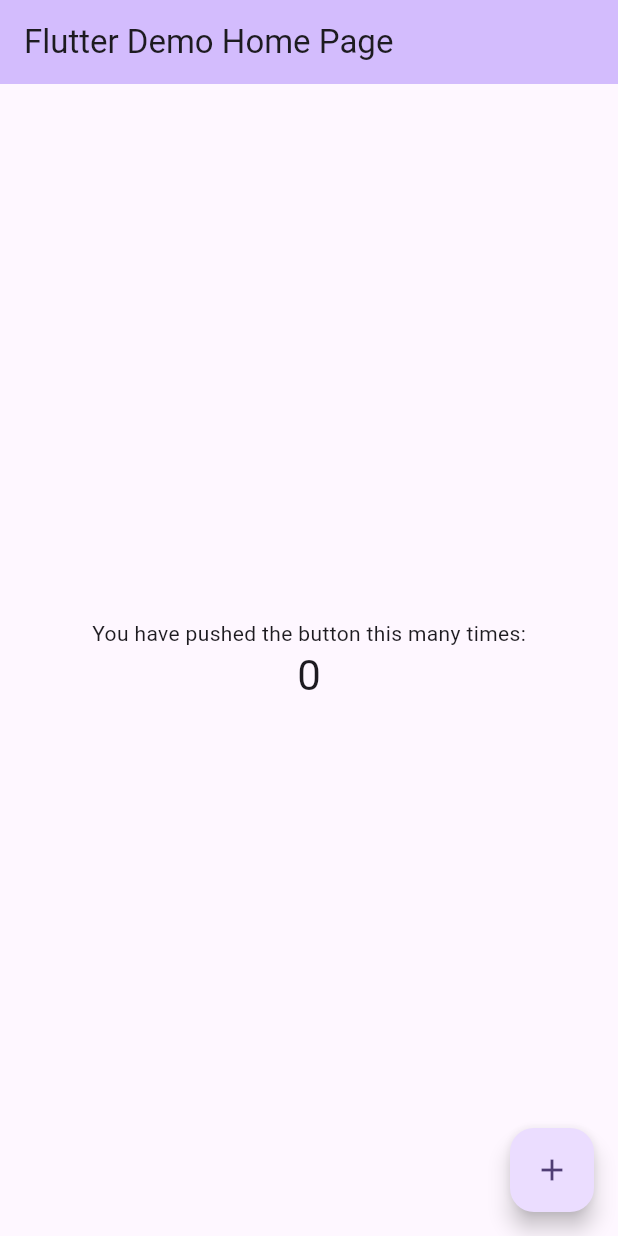
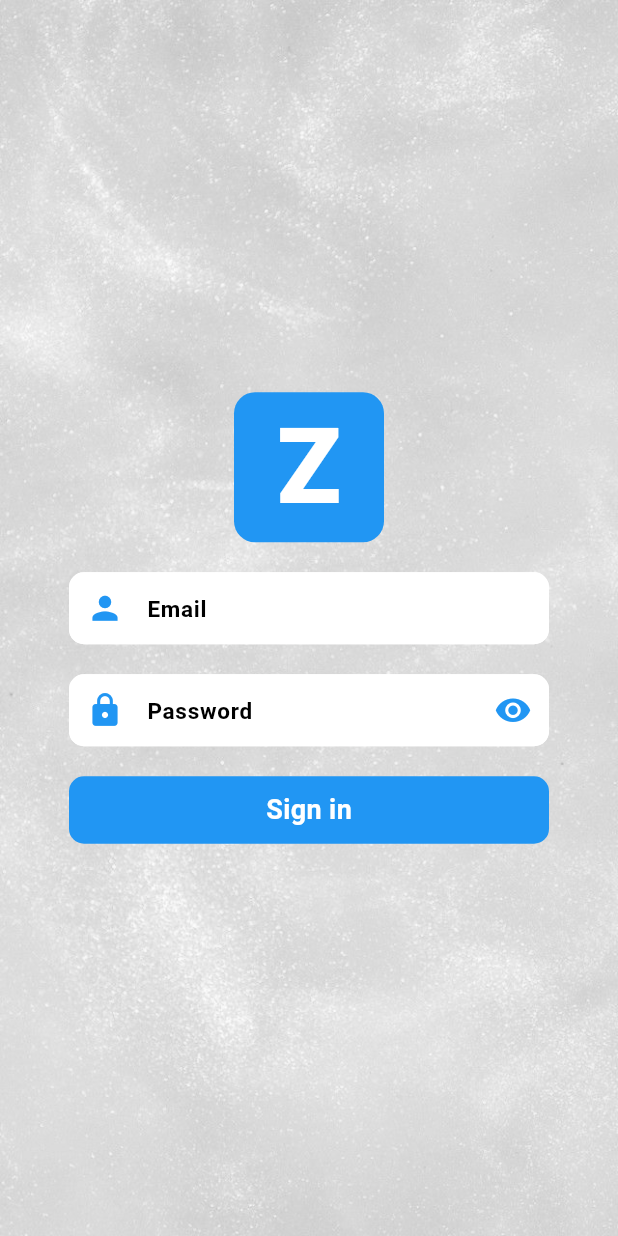
Before and after one commit to TamilSelvanRaja/Zithara_excercise, a Flutter app: the screen it shows after launch, on a phone screen of 412 x 824 dp. Run offline on Flutter 3.47's test engine with Material 3 defaults, Android fonts, the phone set to English and light mode, and no system bars; drawn by our look-alikes of flutter_form_builder; our stand-ins replace get.

Commit message:
Splash and login screen added

```diff
--- /dev/null
+++ b/lib/controllers/task_controller.dart
@@ -0,0 +1,5 @@
+import 'package:get/get.dart';
+
+class TaskController extends GetxController {
+  RxBool isDarkMode = false.obs;
+}
--- a/lib/main.dart
+++ b/lib/main.dart
@@ -1,125 +1,32 @@
 import 'package:flutter/material.dart';
+import 'package:get/get.dart';
+import 'package:zithara_excersize/controllers/task_controller.dart';
+import 'package:zithara_excersize/resources/ui_helper.dart';
+import 'package:zithara_excersize/services/router.dart';
 
 void main() {
   runApp(const MyApp());
 }
 
-class MyApp extends StatelessWidget {
+class MyApp extends StatefulWidget {
   const MyApp({super.key});
 
-  // This widget is the root of your application.
+  @override
+  State<MyApp> createState() => _MyAppState();
+}
+
+class _MyAppState extends State<MyApp> {
+  final TaskController taskController = Get.put(TaskController());
   @override
   Widget build(BuildContext context) {
-    return MaterialApp(
-      title: 'Flutter Demo',
-      theme: ThemeData(
-        // This is the theme of your application.
-        //
-        // TRY THIS: Try running your application with "flutter run". You'll see
-        // the application has a purple toolbar. Then, without quitting the app,
-        // try changing the seedColor in the colorScheme below to Colors.green
-        // and then invoke "hot reload" (save your changes or press the "hot
-        // reload" button in a Flutter-supported IDE, or press "r" if you used
-        // the command line to start the app).
-        //
-        // Notice that the counter didn't reset back to zero; the application
-        // state is not lost during the reload. To reset the state, use hot
-        // restart instead.
-        //
-        // This works for code too, not just values: Most code changes can be
-        // tested with just a hot reload.
-        colorScheme: ColorScheme.fromSeed(seedColor: Colors.deepPurple),
-        useMaterial3: true,
+    return Obx(
+      () => GetMaterialApp(
+        themeMode: taskController.isDarkMode.value ? ThemeMode.dark : ThemeMode.light,
+        theme: UiHelper.lightThemeref(),
+        darkTheme: UiHelper.darkThemeref(),
+        initialRoute: RoutePaths.splash,
+        getPages: AppPages.pages,
       ),
-      home: const MyHomePage(title: 'Flutter Demo Home Page'),
     );
   }
 }
-
-class MyHomePage extends StatefulWidget {
-  const MyHomePage({super.key, required this.title});
-
-  // This widget is the home page of your application. It is stateful, meaning
-  // that it has a State object (defined below) that contains fields that affect
-  // how it looks.
-
-  // This class is the configuration for the state. It holds the values (in this
-  // case the title) provided by the parent (in this case the App widget) and
-  // used by the build method of the State. Fields in a Widget subclass are
-  // always marked "final".
-
-  final String title;
-
-  @override
-  State<MyHomePage> createState() => _MyHomePageState();
-}
-
-class _MyHomePageState extends State<MyHomePage> {
-  int _counter = 0;
-
-  void _incrementCounter() {
-    setState(() {
-      // This call to setState tells the Flutter framework that something has
-      // changed in this State, which causes it to rerun the build method below
-      // so that the display can reflect the updated values. If we changed
-      // _counter without calling setState(), then the build method would not be
-      // called again, and so nothing would appear to happen.
-      _counter++;
-    });
-  }
-
-  @override
-  Widget build(BuildContext context) {
-    // This method is rerun every time setState is called, for instance as done
-    // by the _incrementCounter method above.
-    //
-    // The Flutter framework has been optimized to make rerunning build methods
-    // fast, so that you can just rebuild anything that needs updating rather
-    // than having to individually change instances of widgets.
-    return Scaffold(
-      appBar: AppBar(
-        // TRY THIS: Try changing the color here to a specific color (to
-        // Colors.amber, perhaps?) and trigger a hot reload to see the AppBar
-        // change color while the other colors stay the same.
-        backgroundColor: Theme.of(context).colorScheme.inversePrimary,
-        // Here we take the value from the MyHomePage object that was created by
-        // the App.build method, and use it to set our appbar title.
-        title: Text(widget.title),
-      ),
-      body: Center(
-        // Center is a layout widget. It takes a single child and positions it
-        // in the middle of the parent.
-        child: Column(
-          // Column is also a layout widget. It takes a list of children and
-          // arranges them vertically. By default, it sizes itself to fit its
-          // children horizontally, and tries to be as tall as its parent.
-          //
-          // Column has various properties to control how it sizes itself and
-          // how it positions its children. Here we use mainAxisAlignment to
-          // center the children vertically; the main axis here is the vertical
-          // axis because Columns are vertical (the cross axis would be
-          // horizontal).
-          //
-          // TRY THIS: Invoke "debug painting" (choose the "Toggle Debug Paint"
-          // action in the IDE, or press "p" in the console), to see the
-          // wireframe for each widget.
-          mainAxisAlignment: MainAxisAlignment.center,
-          children: <Widget>[
-            const Text(
-              'You have pushed the button this many times:',
-            ),
-            Text(
-              '$_counter',
-              style: Theme.of(context).textTheme.headlineMedium,
-            ),
-          ],
-        ),
-      ),
-      floatingActionButton: FloatingActionButton(
-        onPressed: _incrementCounter,
-        tooltip: 'Increment',
-        child: const Icon(Icons.add),
-      ), // This trailing comma makes auto-formatting nicer for build methods.
-    );
-  }
-}
--- /dev/null
+++ b/lib/resources/app_colors.dart
@@ -0,0 +1,9 @@
+import 'package:flutter/material.dart';
+
+class AppColors {
+  Color primaryclr = Colors.blue;
+  Color secondaryclr = Colors.deepPurple;
+  Color whiteclr = Colors.white;
+  Color blackclr = Colors.black;
+  Color redclr = Colors.red;
+}
--- /dev/null
+++ b/lib/resources/ui_helper.dart
@@ -0,0 +1,94 @@
+import 'package:flutter/material.dart';
+
+class UiHelper {
+  // Vertically Space Provider
+  static const Widget verticalSpaceTiny = SizedBox(height: 4.0);
+  static const Widget verticalSpaceSmall = SizedBox(height: 10.0);
+  static const Widget verticalSpaceMedium = SizedBox(height: 20.0);
+  static const Widget verticalSpaceLarge = SizedBox(height: 60.0);
+
+// Horizontal Space provider
+  static const Widget horizontalSpaceTiny = SizedBox(width: 5.0);
+  static const Widget horizontalSpaceSmall = SizedBox(width: 10.0);
+  static const Widget horizontalSpaceMedium = SizedBox(width: 20.0);
+
+// Light Theme Provider
+  static ThemeData lightThemeref() {
+    return ThemeData(
+      brightness: Brightness.light,
+      primaryColor: Colors.blue,
+      scaffoldBackgroundColor: Colors.white,
+      appBarTheme: const AppBarTheme(
+        color: Colors.blue,
+      ),
+    );
+  }
+
+  // Light Theme Provider
+  static ThemeData darkThemeref() {
+    return ThemeData(
+      brightness: Brightness.dark,
+      primaryColor: Colors.deepPurple,
+      scaffoldBackgroundColor: Colors.black,
+      appBarTheme: const AppBarTheme(
+        color: Colors.deepPurple,
+      ),
+    );
+  }
+
+  static BoxDecoration roundedBorderWithColor(double radius, Color backgroundColor,
+      {Color borderColor = Colors.transparent, double borderWidth = 0, bool isShadow = false, Color shadowcolor = Colors.black45}) {
+    return BoxDecoration(
+        borderRadius: BorderRadius.all(Radius.circular(radius)),
+        border: Border.all(width: borderWidth, color: borderColor),
+        color: backgroundColor,
+        boxShadow: isShadow
+            ? [
+                BoxShadow(
+                  color: shadowcolor,
+                  offset: const Offset(2, 2),
+                  blurRadius: 3.0,
+                )
+              ]
+            : []);
+  }
+
+  static BoxDecoration roundedBorderWithimage(double radius, String imageurl, {Color borderColor = Colors.transparent, double borderWidth = 0, double imgopacity = 1}) {
+    return BoxDecoration(
+      borderRadius: BorderRadius.all(Radius.circular(radius)),
+      border: Border.all(width: borderWidth, color: borderColor),
+      image: DecorationImage(image: AssetImage(imageurl), fit: BoxFit.cover, opacity: imgopacity),
+    );
+  }
+
+  static BoxDecoration circleBorderBox(Color backgroundColor, {Color borderColor = Colors.transparent, double borderWidth = 0}) {
+    return BoxDecoration(
+      shape: BoxShape.circle,
+      color: backgroundColor,
+      border: Border.all(width: borderWidth, color: borderColor),
+    );
+  }
+
+  // Input Box Style Provider
+  static OutlineInputBorder getInputBorder(double width, {double radius = 10, Color borderColor = Colors.transparent}) {
+    return OutlineInputBorder(
+      borderRadius: BorderRadius.all(Radius.circular(radius)),
+      borderSide: BorderSide(color: borderColor, width: width),
+    );
+  }
+
+  // Future<void> showLoading(BuildContext context) async {
+  //   return showDialog<void>(
+  //     context: context,
+  //     barrierColor: appClrs.barrierclr,
+  //     barrierDismissible: false, // user must tap button!
+  //     builder: (BuildContext context) {
+  //       return PopScope(
+  //         canPop: false,
+  //         // onWillPop: () async => false,
+  //         child: Center(child: loaderWidget()),
+  //       );
+  //     },
+  //   );
+  // }
+}
--- /dev/null
+++ b/lib/services/initial_binding.dart
@@ -0,0 +1,9 @@
+import 'package:get/get.dart';
+import 'package:zithara_excersize/controllers/task_controller.dart';
+
+class InitialBinding implements Bindings {
+  @override
+  void dependencies() {
+    Get.put(TaskController());
+  }
+}
--- /dev/null
+++ b/lib/services/router.dart
@@ -0,0 +1,27 @@
+import 'package:get/get.dart';
+import 'package:zithara_excersize/ui/home_screen.dart';
+import 'package:zithara_excersize/ui/login_screen.dart';
+import 'package:zithara_excersize/ui/splash_screen.dart';
+
+class RoutePaths {
+  static const String splash = '/splash';
+  static const String login = '/login';
+  static const String home = '/home';
+}
+
+abstract class AppPages {
+  static final pages = [
+    GetPage(
+      name: RoutePaths.splash,
+      page: () => const SplashScreen(),
+    ),
+    GetPage(
+      name: RoutePaths.login,
+      page: () => const LoginScreen(),
+    ),
+    GetPage(
+      name: RoutePaths.home,
+      page: () => MyHomePage(),
+    ),
+  ];
+}
--- /dev/null
+++ b/lib/ui/home_screen.dart
@@ -0,0 +1,42 @@
+import 'package:flutter/material.dart';
+import 'package:get/get.dart';
+import 'package:zithara_excersize/controllers/task_controller.dart';
+import 'package:zithara_excersize/resources/app_colors.dart';
+
+// ignore: must_be_immutable
+class MyHomePage extends StatelessWidget {
+  MyHomePage({super.key});
+
+  TaskController taskController = Get.find<TaskController>();
+  AppColors appClrs = AppColors();
+  @override
+  Widget build(BuildContext context) {
+    return Scaffold(
+      appBar: AppBar(
+        title: const Text("Home Page"),
+        actions: [
+          GestureDetector(
+            onTap: () {
+              taskController.isDarkMode.value = !taskController.isDarkMode.value;
+            },
+            child: const CircleAvatar(
+              radius: 25,
+              child: Icon(Icons.dark_mode),
+            ),
+          )
+        ],
+      ),
+      body: Center(
+        child: Column(
+          mainAxisAlignment: MainAxisAlignment.center,
+          children: <Widget>[
+            const Text(
+              'List',
+              style: TextStyle(fontSize: 20),
+            ),
+          ],
+        ),
+      ),
+    );
+  }
+}
--- /dev/null
+++ b/lib/ui/login_screen.dart
@@ -0,0 +1,127 @@
+import 'package:flutter/material.dart';
+import 'package:flutter_form_builder/flutter_form_builder.dart';
+import 'package:get/get.dart';
+import 'package:zithara_excersize/resources/app_colors.dart';
+import 'package:zithara_excersize/resources/ui_helper.dart';
+import 'package:zithara_excersize/services/router.dart';
+
+class LoginScreen extends StatefulWidget {
+  const LoginScreen({super.key});
+  @override
+  State<LoginScreen> createState() => LoginScreenState();
+}
+
+class LoginScreenState extends State<LoginScreen> {
+  AppColors appClrs = AppColors();
+  bool isVisiblityOn = true;
+  bool isShowSerial = false;
+  final GlobalKey<FormBuilderState> _formKey = GlobalKey<FormBuilderState>();
+
+  @override
+  Widget build(BuildContext context) {
+    return Scaffold(
+      body: SingleChildScrollView(
+        child: Container(
+          height: Get.height,
+          width: Get.width,
+          alignment: Alignment.center,
+          decoration: UiHelper.roundedBorderWithimage(0, "assets/bg1.jpg", imgopacity: 0.7),
+          padding: const EdgeInsets.all(16),
+          child: FormBuilder(
+            key: _formKey,
+            child: Padding(
+              padding: const EdgeInsets.symmetric(horizontal: 30),
+              child: Column(
+                mainAxisAlignment: MainAxisAlignment.center,
+                children: [
+                  Container(
+                    alignment: Alignment.center,
+                    height: 100,
+                    width: 100,
+                    decoration: UiHelper.roundedBorderWithColor(14, appClrs.primaryclr),
+                    child: Text(
+                      "Z",
+                      style: TextStyle(fontWeight: FontWeight.w900, color: appClrs.whiteclr, fontSize: 70),
+                    ),
+                  ),
+                  UiHelper.verticalSpaceMedium,
+                  addInputFormControl("username", "Email"),
+                  UiHelper.verticalSpaceMedium,
+                  addInputFormControl("password", "Password", isShowSuffixIcon: true),
+                  UiHelper.verticalSpaceMedium,
+                  GestureDetector(
+                    onTap: () {
+                      Get.offNamedUntil(RoutePaths.home, (e) => false);
+                      // if (_formKey.currentState!.saveAndValidate()) {
+                      //   // Map<String, dynamic> postParams = Map.from(_formKey.currentState!.value);
+                      // }
+                    },
+                    child: Container(
+                      height: 45,
+                      alignment: Alignment.center,
+                      decoration: UiHelper.roundedBorderWithColor(10, appClrs.primaryclr),
+                      child: Text(
+                        "Sign in",
+                        style: TextStyle(color: appClrs.whiteclr, fontSize: 18, fontWeight: FontWeight.bold),
+                      ),
+                    ),
+                  ),
+                ],
+              ),
+            ),
+          ),
+        ),
+      ),
+    );
+  }
+
+  // ************* Input Field Widget ********************* \\
+  Widget addInputFormControl(String nameField, String hintText, {bool isShowSuffixIcon = false}) {
+    return Column(
+      children: [
+        FormBuilderTextField(
+            style: TextStyle(fontSize: 15, fontWeight: FontWeight.w600, color: appClrs.primaryclr),
+            obscureText: nameField == "password" && isVisiblityOn,
+            name: nameField,
+            autocorrect: false,
+            autovalidateMode: AutovalidateMode.onUserInteraction,
+            onChanged: (value) {},
+            decoration: InputDecoration(
+              suffixIcon: isShowSuffixIcon
+                  ? GestureDetector(
+                      onTap: () {
+                        isVisiblityOn = !isVisiblityOn;
+                        setState(() {});
+                      },
+                      child: Icon(
+                        isVisiblityOn ? Icons.visibility : Icons.visibility_off,
+                        size: 25,
+                        color: appClrs.primaryclr,
+                      ))
+                  : null,
+              prefixIcon: Icon(
+                nameField == "password" ? Icons.lock : Icons.person,
+                size: 25,
+                color: appClrs.primaryclr,
+              ),
+              labelText: hintText,
+              labelStyle: TextStyle(fontSize: 15.0, fontWeight: FontWeight.w600, color: appClrs.blackclr),
+              filled: true,
+              fillColor: appClrs.whiteclr,
+              enabledBorder: UiHelper.getInputBorder(1, borderColor: appClrs.whiteclr),
+              focusedBorder: UiHelper.getInputBorder(1, borderColor: appClrs.whiteclr),
+              focusedErrorBorder: UiHelper.getInputBorder(1, borderColor: appClrs.redclr),
+              errorBorder: UiHelper.getInputBorder(1, borderColor: appClrs.redclr),
+              errorStyle: const TextStyle(fontSize: 10),
+              contentPadding: const EdgeInsets.symmetric(vertical: 8, horizontal: 12),
+            ),
+            validator: ((value) {
+              if (value == "" || value == null) {
+                return "$hintText is required";
+              }
+              return null;
+            })),
+      ],
+    );
+  }
+}
--- /dev/null
+++ b/lib/ui/splash_screen.dart
@@ -0,0 +1,45 @@
+import 'package:flutter/material.dart';
+import 'package:get/get.dart';
+import 'package:zithara_excersize/resources/app_colors.dart';
+import 'package:zithara_excersize/resources/ui_helper.dart';
+import 'package:zithara_excersize/ui/login_screen.dart';
+
+class SplashScreen extends StatefulWidget {
+  const SplashScreen({super.key});
+  @override
+  State<SplashScreen> createState() => _SplashScreenState();
+}
+
+class _SplashScreenState extends State<SplashScreen> {
+  UiHelper uihelper = UiHelper();
+  AppColors appClrs = AppColors();
+  @override
+  void initState() {
+    super.initState();
+    WidgetsBinding.instance.addPostFrameCallback((_) {
+      context.visitChildElements((element) {
+        //  uihelper.showLoading(context);
+        Future.delayed((const Duration(seconds: 2)), () {
+          Get.to(() => const LoginScreen());
+        });
+      });
+    });
+  }
+
+  @override
+  Widget build(BuildContext context) {
+    return Scaffold(
+        body: Center(
+      child: Container(
+        alignment: Alignment.center,
+        height: 150,
+        width: 150,
+        decoration: UiHelper.roundedBorderWithColor(14, appClrs.primaryclr),
+        child: Text(
+          "Z",
+          style: TextStyle(fontWeight: FontWeight.w900, color: appClrs.whiteclr, fontSize: 100),
+        ),
+      ),
+    ));
+  }
+}
--- a/pubspec.yaml
+++ b/pubspec.yaml
@@ -35,6 +35,8 @@ dependencies:
   # The following adds the Cupertino Icons font to your application.
   # Use with the CupertinoIcons class for iOS style icons.
   cupertino_icons: ^1.0.8
+  get: ^4.6.6
+  flutter_form_builder: ^9.5.0
 
 dev_dependencies:
   flutter_test:
@@ -59,8 +61,8 @@ flutter:
   uses-material-design: true
 
   # To add assets to your application, add an assets section, like this:
-  # assets:
-  #   - images/a_dot_burr.jpeg
+  assets:
+    - assets/
   #   - images/a_dot_ham.jpeg
 
   # An image asset can refer to one or more resolution-specific "variants", see
```
Also changed, not shown: assets/bg1.jpg (added), pubspec.lock.
